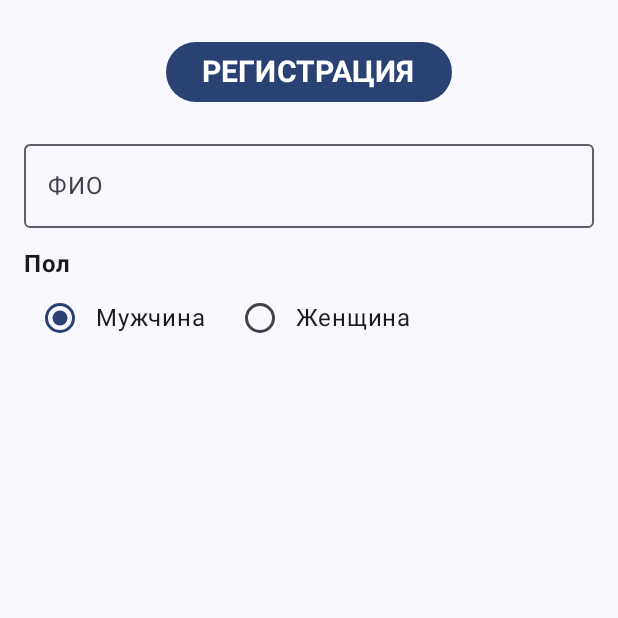
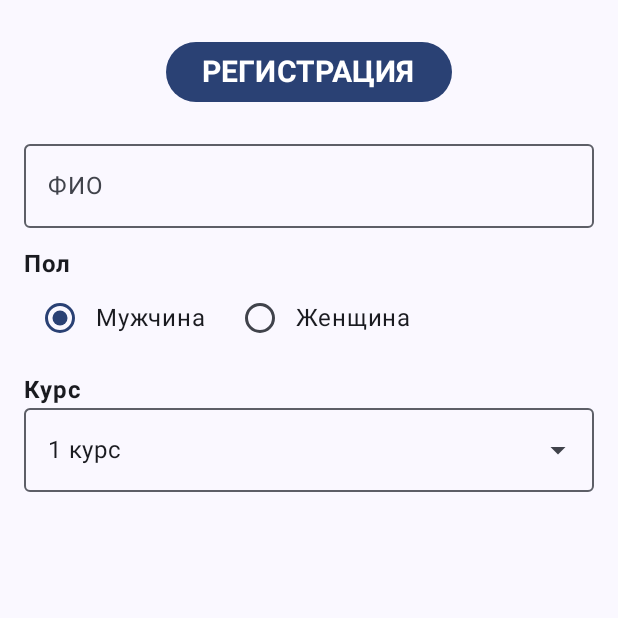
Before and after one commit to dios-214/mobilki, an Android app built with Jetpack Compose: the screen it shows after launch (MainActivity), on a phone screen of 412 x 824 dp, the top half of it. Run offline under Robolectric (Android 15) with nearby library versions, the phone set to English and light mode, and no system bars.

Commit message:
Add dropdown menu

```diff
--- a/lab2/app/src/main/java/com/example/lab2/MainActivity.kt
+++ b/lab2/app/src/main/java/com/example/lab2/MainActivity.kt
@@ -179,6 +179,40 @@ fun RegistrationScreen(modifier: Modifier = Modifier) {
 
             Spacer(modifier = Modifier.height(12.dp))
 
+            Text("Курс", fontWeight = FontWeight.Bold)
+            Box {
+                OutlinedTextField(
+                    value = selectedCourse,
+                    onValueChange = {},
+                    readOnly = true,
+                    modifier = Modifier.fillMaxWidth(),
+                    trailingIcon = {
+                        IconButton(onClick = { courseExpanded = !courseExpanded }) {
+                            Icon(Icons.Default.ArrowDropDown, contentDescription = "dropdown")
+                        }
+                    }
+                )
+                DropdownMenu(
+                    expanded = courseExpanded,
+                    onDismissRequest = { courseExpanded = false },
+                    modifier = Modifier.fillMaxWidth()
+                ) {
+                    courses.forEach { c ->
+                        DropdownMenuItem(
+                            text = {
+                                Text(text = c)
+                            },
+                            onClick = {
+                                selectedCourse = c
+                                courseExpanded = false
+                            }
+                        )
+                    }
+                }
+            }
+
+            Spacer(modifier = Modifier.height(12.dp))
+
         }
 
     }
```
